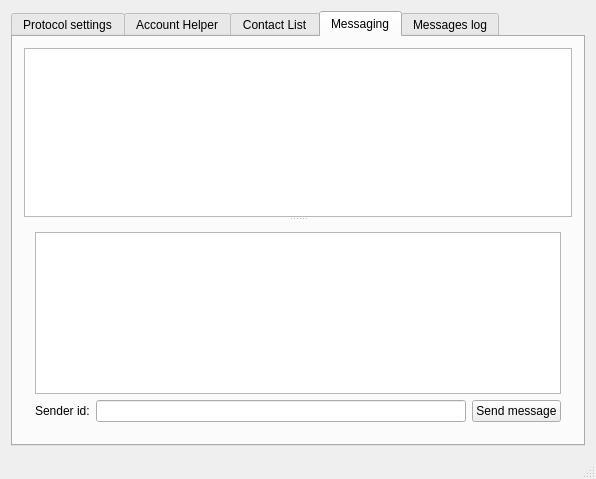
First picture: the form in example/MainWindow.ui, repository TelepathyIM/simple-cm, before the edit.
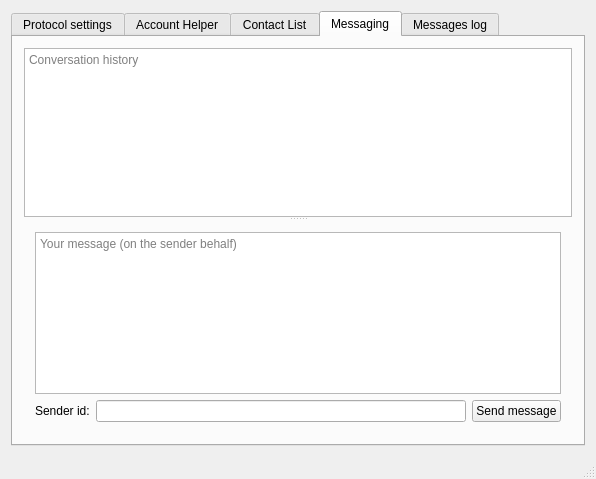
Second picture: the form after the edit. The open tabs and pages were chosen to show the change.

Commit message: Example/MainWindow: Make the UI a bit more descriptive

Diff of the .ui file:
```diff
--- a/example/MainWindow.ui
+++ b/example/MainWindow.ui
@@ -174,6 +174,9 @@
            <property name="readOnly">
             <bool>true</bool>
            </property>
+           <property name="placeholderText">
+            <string>Conversation history</string>
+           </property>
           </widget>
           <widget class="QWidget" name="layoutWidget">
            <layout class="QGridLayout" name="gridLayout_3">
@@ -195,7 +198,11 @@
              </widget>
             </item>
             <item row="0" column="0" colspan="3">
-             <widget class="QPlainTextEdit" name="messageEdit"/>
+             <widget class="QPlainTextEdit" name="messageEdit">
+              <property name="placeholderText">
+               <string>Your message (on the sender behalf)</string>
+              </property>
+             </widget>
             </item>
            </layout>
           </widget>
```
Left out of the diff: 5 changed lines with no effect on the pictures.
